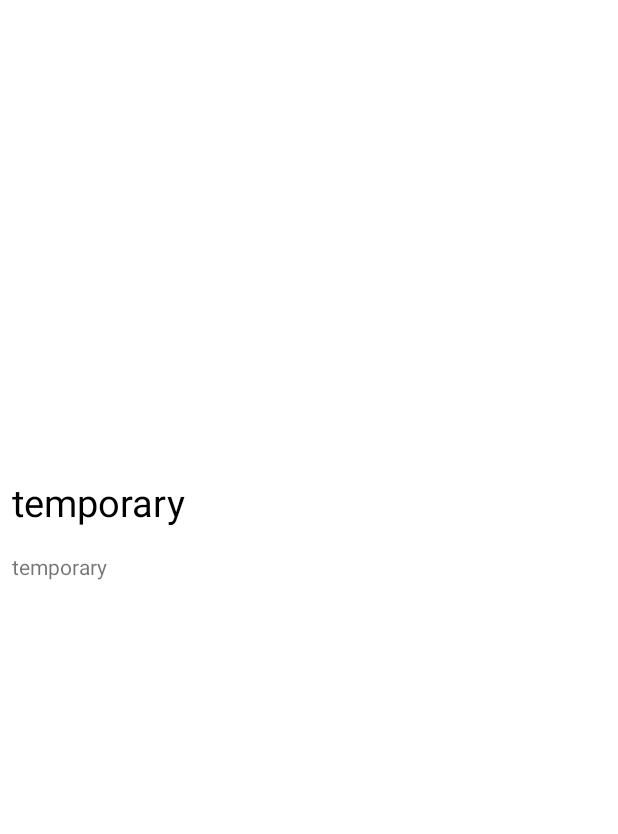
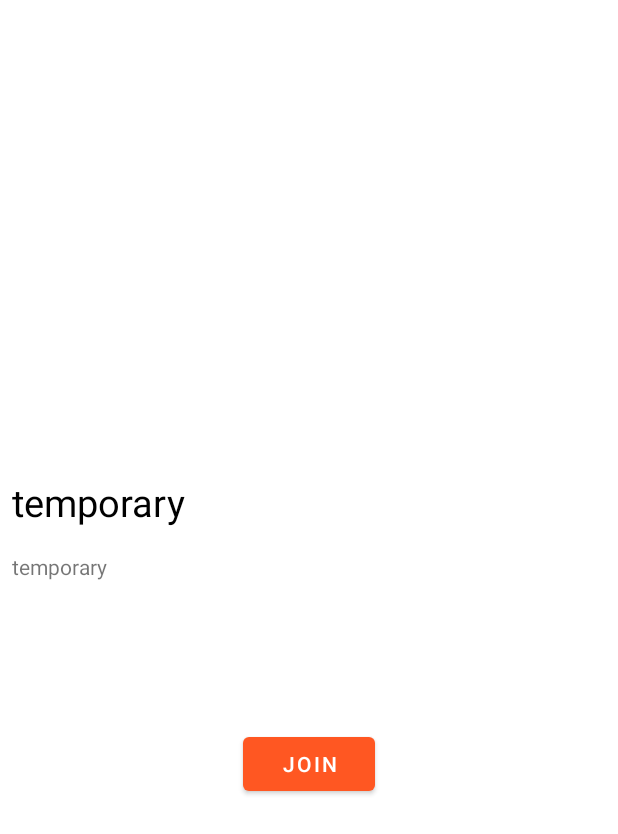
Before and after one commit to arttujo/apPro, an Android app: the layout appro_fragment.xml on its own in the app's theme, with its tools: preview values and no code run, on a phone screen of 412 x 824 dp. Shown: the top 834 px of the screen. Run offline under Robolectric (Android 15) with nearby library versions, the phone set to English and light mode, and no system bars.

Commit message:
added some progress bars

```diff
--- a/app/src/main/java/com/approteam/appro/adapters/CreateApproAdapter.kt
+++ b/app/src/main/java/com/approteam/appro/adapters/CreateApproAdapter.kt
@@ -5,11 +5,11 @@ import android.view.LayoutInflater
 import android.view.View
 import android.view.ViewGroup
 import androidx.recyclerview.widget.RecyclerView
-import com.approteam.appro.Bar
+import com.approteam.appro.data_models.Bar
 import com.approteam.appro.R
 import kotlinx.android.synthetic.main.bar_list_item.view.*
 
-class CreateApproAdapter(private val data: List<Bar>,private val ctx: Context): RecyclerView.Adapter<CreateApproViewHolder>(){
+class CreateApproAdapter(private val data: List<Bar>, private val ctx: Context): RecyclerView.Adapter<CreateApproViewHolder>(){
 
     override fun getItemCount(): Int {
         return data.size
--- a/app/src/main/java/com/approteam/appro/adapters/HomeViewAdapter.kt
+++ b/app/src/main/java/com/approteam/appro/adapters/HomeViewAdapter.kt
@@ -1,13 +1,11 @@
 package com.approteam.appro
 
 import android.content.Context
-import android.graphics.BitmapFactory
-import android.net.Uri
-import android.util.Log
 import android.view.LayoutInflater
 import android.view.View
 import android.view.ViewGroup
 import androidx.recyclerview.widget.RecyclerView
+import com.approteam.appro.data_models.Appro
 import com.squareup.picasso.Picasso
 import kotlinx.android.synthetic.main.home_list_item.view.*
 
@@ -40,7 +38,7 @@ class HomeViewAdapter(private val data: List<Appro>, private val ctx: Context, p
 class HomeViewHolder(view: View) : RecyclerView.ViewHolder(view) {
     private val picasso = Picasso.get()
 
-    fun bind(ctx: Context,pos:Int ,item: Appro, listener: (Appro) -> Unit) = with(itemView) {
+    fun bind(ctx: Context, pos:Int, item: Appro, listener: (Appro) -> Unit) = with(itemView) {
 
         cardTitle.text = item.name
         cardDesc.text = item.description
--- a/app/src/main/java/com/approteam/appro/adapters/StampsViewAdapter.kt
+++ b/app/src/main/java/com/approteam/appro/adapters/StampsViewAdapter.kt
@@ -5,7 +5,7 @@ import android.view.LayoutInflater
 import android.view.View
 import android.view.ViewGroup
 import androidx.recyclerview.widget.RecyclerView
-import com.approteam.appro.Appro
+import com.approteam.appro.data_models.Appro
 import com.approteam.appro.R
 
 import kotlinx.android.synthetic.main.stamps_list_item.view.*
@@ -30,7 +30,7 @@ class StampsViewAdapter(val data: MutableList<Appro.ApproBar>, val ctx: Context,
 
 
 class StampsViewHolder(view: View):RecyclerView.ViewHolder(view){
-    fun bind(ctx: Context,item:Appro.ApproBar,listener: (Appro.ApproBar) -> Unit)= with(itemView){
+    fun bind(ctx: Context, item: Appro.ApproBar, listener: (Appro.ApproBar) -> Unit)= with(itemView){
         gridItemName.text = item.name
         setOnClickListener { listener(item) }
 
--- a/app/src/main/java/com/approteam/appro/ApproData.kt
+++ b/app/src/main/java/com/approteam/appro/data_models/ApproData.kt
@@ -1,4 +1,4 @@
-package com.approteam.appro
+package com.approteam.appro.data_models
 
 import com.google.gson.annotations.Expose
 import com.google.gson.annotations.SerializedName
--- a/app/src/main/java/com/approteam/appro/Bar.kt
+++ b/app/src/main/java/com/approteam/appro/data_models/Bar.kt
@@ -1,4 +1,4 @@
-package com.approteam.appro
+package com.approteam.appro.data_models
 
 import com.google.gson.annotations.Expose
 
--- a/app/src/main/java/com/approteam/appro/fragments/CreateApproFragment.kt
+++ b/app/src/main/java/com/approteam/appro/fragments/CreateApproFragment.kt
@@ -1,8 +1,6 @@
 package com.approteam.appro.fragments
 
-import android.app.ActionBar
 import android.content.Context
-import android.drm.DrmStore
 import android.graphics.drawable.ClipDrawable.HORIZONTAL
 import android.os.Bundle
 import android.util.Log
@@ -14,7 +12,7 @@ import android.widget.EditText
 import androidx.fragment.app.Fragment
 import androidx.recyclerview.widget.DividerItemDecoration
 import androidx.recyclerview.widget.LinearLayoutManager
-import com.approteam.appro.Bar
+import com.approteam.appro.data_models.Bar
 import com.approteam.appro.R
 import com.approteam.appro.adapters.CreateApproAdapter
 import com.google.gson.Gson
@@ -46,6 +44,7 @@ class CreateApproFragment(ctx: Context) : Fragment() {
             val json = URL("http://Foxer153.asuscomm.com:3001/all").readText()
             val bars = Gson().fromJson(json,Array<Bar>::class.java).toList()
             uiThread {
+                createApproProgressBar.visibility = View.GONE
                 createApproRec.adapter = CreateApproAdapter(bars,c)
                 Log.d("DBG",bars.toString())
             }
--- a/app/src/main/java/com/approteam/appro/fragments/HomeFragment.kt
+++ b/app/src/main/java/com/approteam/appro/fragments/HomeFragment.kt
@@ -10,6 +10,7 @@ import android.widget.Button
 import androidx.fragment.app.Fragment
 import androidx.recyclerview.widget.LinearLayoutManager
 import com.approteam.appro.*
+import com.approteam.appro.data_models.Appro
 import com.github.kittinunf.fuel.Fuel
 import com.google.gson.*
 import kotlinx.android.synthetic.main.home_fragment.*
@@ -45,11 +46,11 @@ class HomeFragment(ctx: Context) : Fragment() {
                     if(bytes!=null){
                         Log.d("DBG", "Bytes received!")
                         Log.d("DBG", String(bytes))
-                        val json = bytes.toString(Charsets.UTF_8)
-                        val appros = Gson().fromJson(json,Array<Appro>::class.java).toList()
+                        val appros = Gson().fromJson(String(bytes),Array<Appro>::class.java).toList()
                         uiThread {
                             Log.d("DBG",appros.toString())
                             Log.d("DBG", "UI THREAD")
+                            homeProgressBar.visibility = View.GONE
                             approListRView.adapter = HomeViewAdapter(appros, c){
                                 val bundle = Bundle()
                                 bundle.putString("approName", it.name)
--- a/app/src/main/res/layout/appro_fragment.xml
+++ b/app/src/main/res/layout/appro_fragment.xml
@@ -53,4 +53,16 @@
 
         />
 
+    <Button
+        android:id="@+id/button"
+        android:layout_width="wrap_content"
+        android:layout_height="wrap_content"
+        android:layout_marginStart="162dp"
+        android:layout_marginTop="90dp"
+        android:layout_marginEnd="162dp"
+        android:text="@string/join"
+        app:layout_constraintEnd_toEndOf="parent"
+        app:layout_constraintStart_toStartOf="parent"
+        app:layout_constraintTop_toBottomOf="@+id/cardDescAp" />
+
 </androidx.constraintlayout.widget.ConstraintLayout>
--- a/app/src/main/res/values/strings.xml
+++ b/app/src/main/res/values/strings.xml
@@ -9,8 +9,6 @@
     <string name="fit_image_to_scan">Qrcode camera surfaceview</string>
     <string name="QR_search_text">Point your device\'s camera on the QR-code</string>
     <string name="QR_code_found">Code Found</string>
-    <string name="toApproImage">img</string>
-    <string name="toApproTitle">title</string>
-    <string name="toApproDesc">desc</string>
+    <string name="join">Join</string>
 
 </resources>
```
Also changed, not shown: app/src/main/res/layout/createappro_fragment.xml (+14 -0 lines), app/src/main/res/layout/home_fragment.xml (+14 -2 lines), 1 other file.
